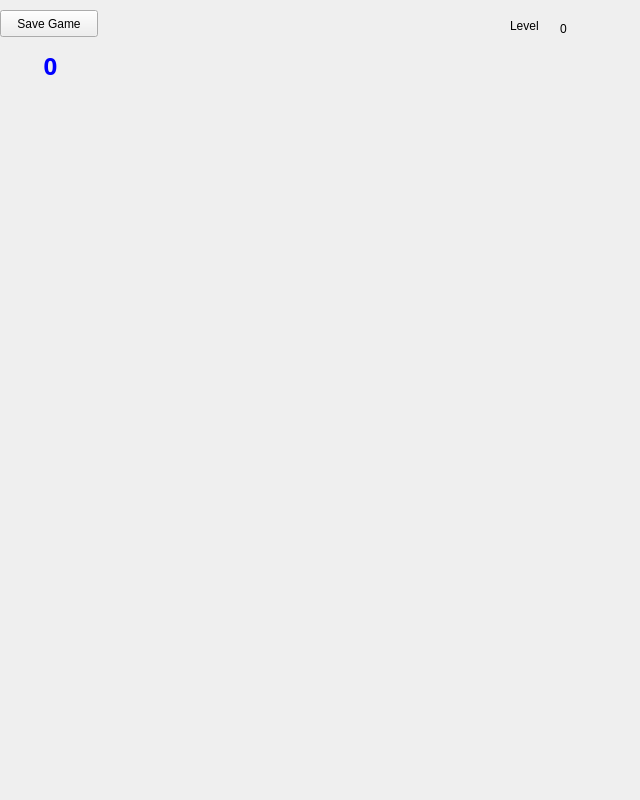
Above: ingame.ui from ThyberZee/earthdefense before the change. Below: the same form after it.
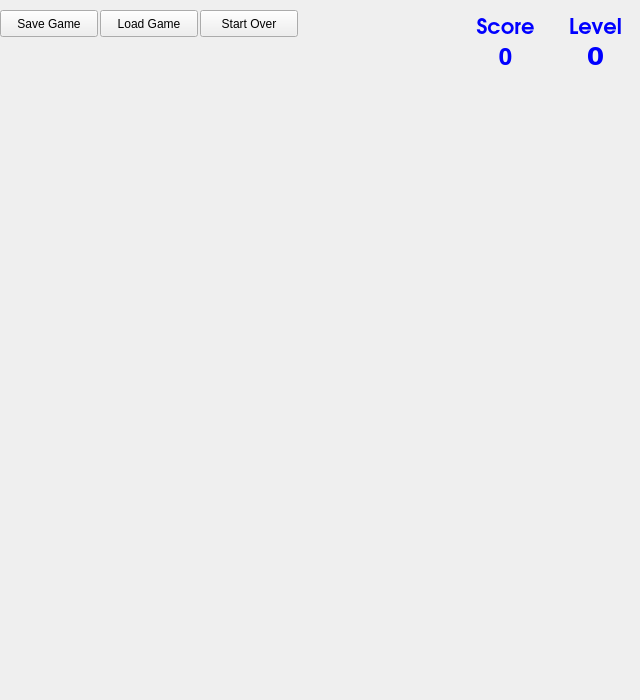
That is the form after the change.

Commit message: working on starting new game and loading a game from InGame. Change window height to 700, optimized trackingprojectile.cpp

Diff of the .ui file:
```diff
--- a/ingame.ui
+++ b/ingame.ui
@@ -7,7 +7,7 @@
     <x>0</x>
     <y>0</y>
     <width>640</width>
-    <height>800</height>
+    <height>700</height>
    </rect>
   </property>
   <property name="windowTitle">
@@ -16,10 +16,10 @@
   <widget class="QLabel" name="scorelbl">
    <property name="geometry">
     <rect>
-     <x>0</x>
+     <x>470</x>
      <y>40</y>
-     <width>101</width>
-     <height>51</height>
+     <width>71</width>
+     <height>31</height>
     </rect>
    </property>
    <property name="font">
@@ -65,27 +65,114 @@
   <widget class="QLabel" name="label">
    <property name="geometry">
     <rect>
-     <x>510</x>
+     <x>560</x>
      <y>10</y>
-     <width>41</width>
+     <width>71</width>
      <height>31</height>
     </rect>
    </property>
+   <property name="font">
+    <font>
+     <family>URW Gothic L</family>
+     <pointsize>16</pointsize>
+     <weight>75</weight>
+     <bold>true</bold>
+    </font>
+   </property>
+   <property name="styleSheet">
+    <string notr="true">color:blue</string>
+   </property>
    <property name="text">
     <string>Level</string>
    </property>
+   <property name="alignment">
+    <set>Qt::AlignCenter</set>
+   </property>
   </widget>
   <widget class="QLabel" name="lblLevel">
    <property name="geometry">
     <rect>
      <x>560</x>
-     <y>20</y>
-     <width>66</width>
-     <height>17</height>
+     <y>40</y>
+     <width>71</width>
+     <height>31</height>
     </rect>
    </property>
+   <property name="font">
+    <font>
+     <family>DejaVu Sans</family>
+     <pointsize>19</pointsize>
+     <weight>75</weight>
+     <bold>true</bold>
+    </font>
+   </property>
+   <property name="styleSheet">
+    <string notr="true">color:blue</string>
+   </property>
    <property name="text">
     <string>0</string>
+   </property>
+   <property name="alignment">
+    <set>Qt::AlignCenter</set>
+   </property>
+  </widget>
+  <widget class="QLabel" name="lbScore">
+   <property name="geometry">
+    <rect>
+     <x>470</x>
+     <y>10</y>
+     <width>71</width>
+     <height>31</height>
+    </rect>
+   </property>
+   <property name="font">
+    <font>
+     <family>URW Gothic L</family>
+     <pointsize>16</pointsize>
+     <weight>75</weight>
+     <bold>true</bold>
+    </font>
+   </property>
+   <property name="styleSheet">
+    <string notr="true">color:blue</string>
+   </property>
+   <property name="text">
+    <string>Score</string>
+   </property>
+   <property name="alignment">
+    <set>Qt::AlignCenter</set>
+   </property>
+  </widget>
+  <widget class="QPushButton" name="btnLoadGame">
+   <property name="geometry">
+    <rect>
+     <x>100</x>
+     <y>10</y>
+     <width>98</width>
+     <height>27</height>
+    </rect>
+   </property>
+   <property name="focusPolicy">
+    <enum>Qt::NoFocus</enum>
+   </property>
+   <property name="text">
+    <string>Load Game</string>
+   </property>
+  </widget>
+  <widget class="QPushButton" name="btnStartOver">
+   <property name="geometry">
+    <rect>
+     <x>200</x>
+     <y>10</y>
+     <width>98</width>
+     <height>27</height>
+    </rect>
+   </property>
+   <property name="focusPolicy">
+    <enum>Qt::NoFocus</enum>
+   </property>
+   <property name="text">
+    <string>Start Over</string>
    </property>
   </widget>
  </widget>
```
The commit also changes 6 other files.
